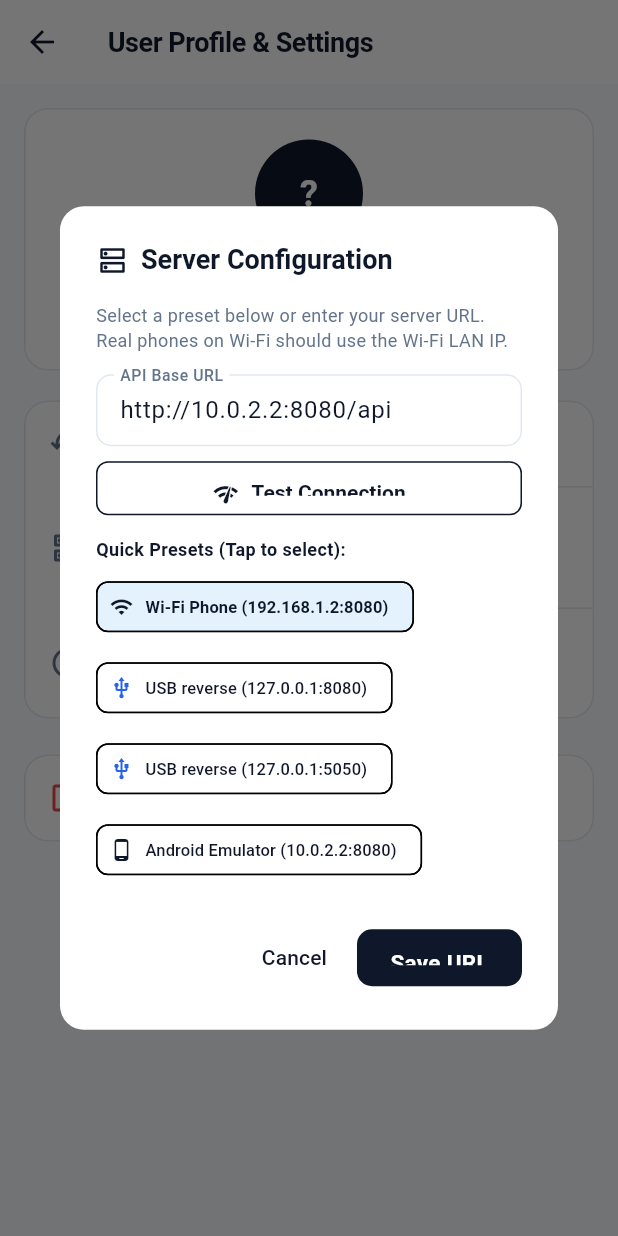
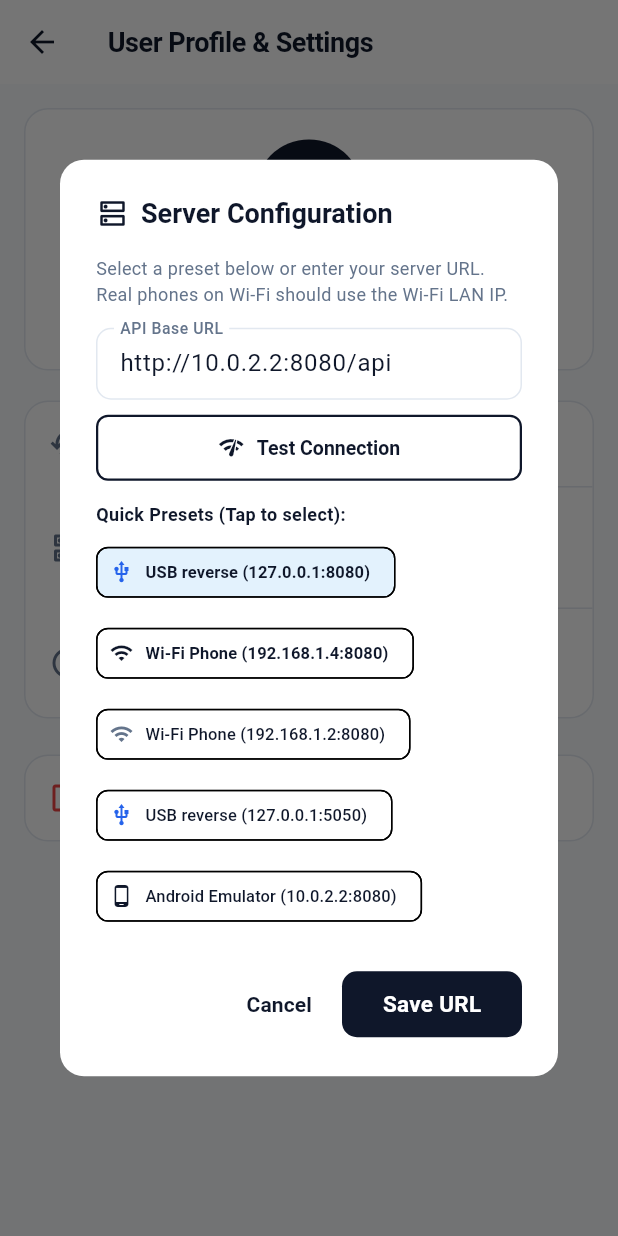
Before and after one commit to Pateldhrumil26/Business-Card-Scanner-App, a Flutter app: the ProfileScreen screen opened directly, after a tap on "Backend Server Configuration", on a phone screen of 412 x 824 dp. Run offline on Flutter 3.47's test engine with Material 3 defaults, Android fonts, the phone set to English and light mode, and no system bars; our stand-ins replace camera, dio, flutter_spinkit, image_picker, permission_handler, share_plus and 1 more; missing offline and left inert: google_mlkit_text_recognition; accounts and stored records are empty.

Commit message:
fix(ui): eliminate vertical clipping on Test Connection and Save URL buttons

```diff
--- a/frontend/lib/screens/profile/server_config_dialog.dart
+++ b/frontend/lib/screens/profile/server_config_dialog.dart
@@ -145,20 +145,25 @@ class _ServerConfigDialogState extends State<ServerConfigDialog> {
             // Test Connection Button
             SizedBox(
               width: double.infinity,
-              height: 36,
+              height: 44,
               child: OutlinedButton.icon(
                 icon: _isTesting
                     ? const SizedBox(
-                        width: 14,
-                        height: 14,
+                        width: 16,
+                        height: 16,
                         child: CircularProgressIndicator(strokeWidth: 2),
                       )
                     : const Icon(Icons.network_check, size: 18),
-                label: Text(_isTesting ? 'Testing connection...' : 'Test Connection'),
+                label: Text(
+                  _isTesting ? 'Testing connection...' : 'Test Connection',
+                  style: const TextStyle(fontSize: 13, fontWeight: FontWeight.w600),
+                ),
                 style: OutlinedButton.styleFrom(
                   foregroundColor: AppColors.primary,
-                  side: const BorderSide(color: AppColors.primary),
+                  side: const BorderSide(color: AppColors.primary, width: 1.5),
                   shape: RoundedRectangleBorder(borderRadius: BorderRadius.circular(8)),
+                  padding: const EdgeInsets.symmetric(horizontal: 16, vertical: 0),
+                  alignment: Alignment.center,
                 ),
                 onPressed: _isTesting ? null : _testConnection,
               ),
@@ -198,19 +203,27 @@ class _ServerConfigDialogState extends State<ServerConfigDialog> {
               runSpacing: 6,
               children: [
                 ActionChip(
-                  avatar: const Icon(Icons.wifi, size: 16, color: AppColors.primary),
-                  label: const Text('Wi-Fi Phone (192.168.1.2:8080)', style: TextStyle(fontSize: 11, fontWeight: FontWeight.w600)),
+                  avatar: const Icon(Icons.usb, size: 16, color: AppColors.accent),
+                  label: const Text('USB reverse (127.0.0.1:8080)', style: TextStyle(fontSize: 11, fontWeight: FontWeight.bold)),
                   backgroundColor: Colors.blue.shade50,
                   onPressed: () {
-                    _urlController.text = 'http://192.168.1.2:8080/api';
+                    _urlController.text = 'http://127.0.0.1:8080/api';
                     _testConnection();
                   },
                 ),
                 ActionChip(
-                  avatar: const Icon(Icons.usb, size: 16, color: AppColors.accent),
-                  label: const Text('USB reverse (127.0.0.1:8080)', style: TextStyle(fontSize: 11)),
+                  avatar: const Icon(Icons.wifi, size: 16, color: AppColors.primary),
+                  label: const Text('Wi-Fi Phone (192.168.1.4:8080)', style: TextStyle(fontSize: 11, fontWeight: FontWeight.w600)),
                   onPressed: () {
-                    _urlController.text = 'http://127.0.0.1:8080/api';
+                    _urlController.text = 'http://192.168.1.4:8080/api';
+                    _testConnection();
+                  },
+                ),
+                ActionChip(
+                  avatar: const Icon(Icons.wifi, size: 16, color: AppColors.textSecondary),
+                  label: const Text('Wi-Fi Phone (192.168.1.2:8080)', style: TextStyle(fontSize: 11)),
+                  onPressed: () {
+                    _urlController.text = 'http://192.168.1.2:8080/api';
                     _testConnection();
                   },
                 ),
@@ -238,12 +251,12 @@ class _ServerConfigDialogState extends State<ServerConfigDialog> {
       actions: [
         TextButton(
           onPressed: () => Navigator.of(context).pop(),
-          child: const Text('Cancel'),
+          child: const Text('Cancel', style: TextStyle(fontWeight: FontWeight.w600)),
         ),
         CustomButton(
           text: 'Save URL',
-          width: 110,
-          height: 38,
+          width: 120,
+          height: 44,
           onPressed: () => _saveUrl(_urlController.text),
         ),
       ],
--- a/frontend/lib/widgets/custom_button.dart
+++ b/frontend/lib/widgets/custom_button.dart
@@ -39,6 +39,8 @@ class CustomButton extends StatelessWidget {
               style: OutlinedButton.styleFrom(
                 side: BorderSide(color: effectiveText, width: 1.5),
                 shape: RoundedRectangleBorder(borderRadius: BorderRadius.circular(10)),
+                padding: const EdgeInsets.symmetric(horizontal: 16, vertical: 0),
+                alignment: Alignment.center,
               ),
               child: _buildChild(effectiveText),
             )
@@ -48,6 +50,8 @@ class CustomButton extends StatelessWidget {
                 backgroundColor: effectiveBg,
                 foregroundColor: effectiveText,
                 shape: RoundedRectangleBorder(borderRadius: BorderRadius.circular(10)),
+                padding: const EdgeInsets.symmetric(horizontal: 16, vertical: 0),
+                alignment: Alignment.center,
                 elevation: 0,
               ),
               child: _buildChild(effectiveText),
```
